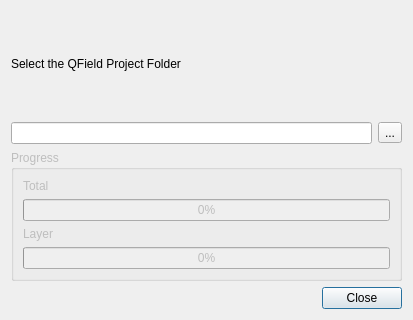
Old version of the form qfieldsync/ui/synchronize_dialog.ui in the repository opengisch/qfieldsync.
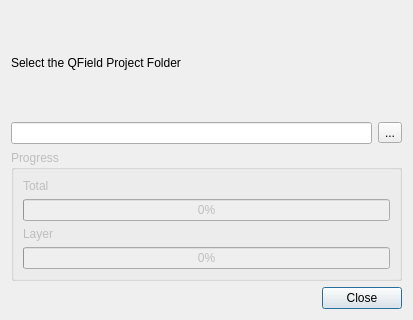
New version of the form.

Commit message: Revert to RichText

What changed in the file:
```diff
--- a/qfieldsync/ui/synchronize_dialog.ui
+++ b/qfieldsync/ui/synchronize_dialog.ui
@@ -17,7 +17,10 @@
    <item>
     <widget class="QLabel" name="label">
      <property name="text">
-      <string>Select the QField Project Folder</string>
+      <string>&lt;html&gt;&lt;head/&gt;&lt;body&gt;&lt;p&gt;Select the QField Project Folder&lt;/p&gt;&lt;/body&gt;&lt;/html&gt;</string>
+     </property>
+     <property name="textFormat">
+      <enum>Qt::RichText</enum>
      </property>
     </widget>
    </item>
```
